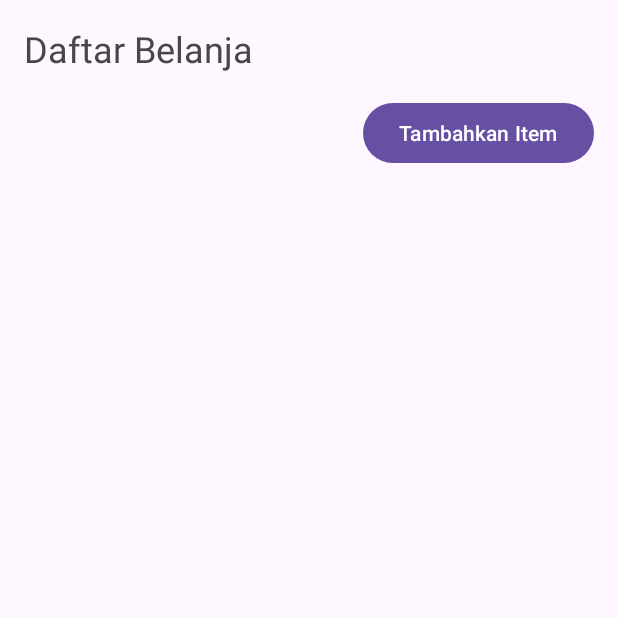
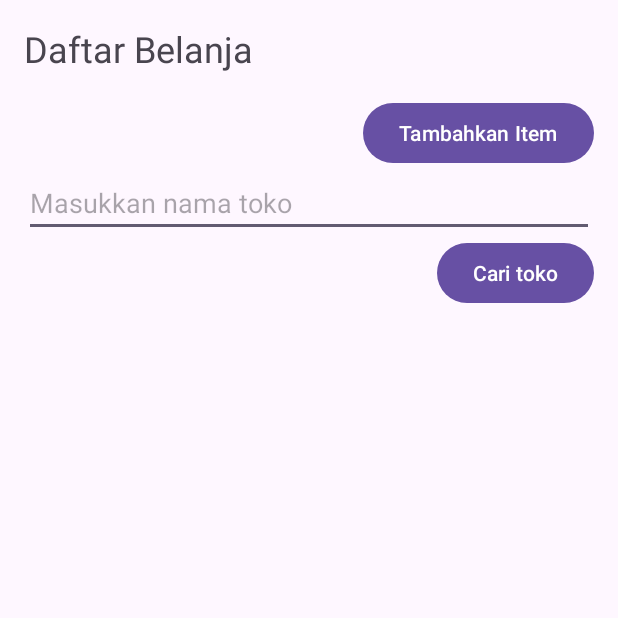
Before and after one commit to Zapip/mobile-development, an Android app: the screen it shows after launch (MainActivity), on a phone screen of 412 x 824 dp, the top half of it. Run offline under Robolectric (Android 15) with nearby library versions, the light colour scheme and no system bars.

Commit message:
feat(add): pertemuan 9

```diff
--- a/ShoppingListApp/app/src/main/java/com/example/shoppinglistapp/MainActivity.java
+++ b/ShoppingListApp/app/src/main/java/com/example/shoppinglistapp/MainActivity.java
@@ -1,10 +1,12 @@
 package com.example.shoppinglistapp;
 
 import android.content.Intent;
+import android.net.Uri;
 import android.os.Bundle;
 import android.view.View;
 import android.widget.ArrayAdapter;
 import android.widget.Button;
+import android.widget.EditText;
 import android.widget.ListView;
 
 import androidx.annotation.Nullable;
@@ -18,6 +20,8 @@ public class MainActivity extends AppCompatActivity {
     private ArrayAdapter<String> itemsAdapter;
     private ListView listViewItems;
     private Button buttonAddItem;
+    private EditText storeNameEditText;
+    private Button buttonFindStore;
 
     @Override
     protected void onCreate(Bundle savedInstanceState) {
@@ -26,16 +30,35 @@ public class MainActivity extends AppCompatActivity {
 
         listViewItems = findViewById(R.id.listViewItems);
         buttonAddItem = findViewById(R.id.buttonAddItem);
+        storeNameEditText = findViewById(R.id.storeNameEditText);
+        buttonFindStore = findViewById(R.id.findStoreButton);
 
         shoppingItems = new ArrayList<>();
         itemsAdapter = new ArrayAdapter<>(this, android.R.layout.simple_list_item_1, shoppingItems);
         listViewItems.setAdapter(itemsAdapter);
 
+        // Handle add item button
         buttonAddItem.setOnClickListener(new View.OnClickListener() {
             @Override
             public void onClick(View v) {
                 Intent intent = new Intent(MainActivity.this, SecondActivity.class);
                 startActivityForResult(intent, 1);
+            }
+        });
+
+        buttonFindStore.setOnClickListener(new View.OnClickListener() {
+            @Override
+            public void onClick(View v) {
+                String storeName = storeNameEditText.getText().toString();
+                if (!storeName.isEmpty()) {
+                    Uri gmmIntentUri = Uri.parse("geo:0,0?q=" + Uri.encode(storeName));
+                    Intent mapIntent = new Intent(Intent.ACTION_VIEW, gmmIntentUri);
+                    mapIntent.setPackage("com.google.android.apps.maps");
+
+                    if (mapIntent.resolveActivity(getPackageManager()) != null) {
+                        startActivity(mapIntent);
+                    }
+                }
             }
         });
     }
--- a/ShoppingListApp/app/src/main/res/layout/activity_main.xml
+++ b/ShoppingListApp/app/src/main/res/layout/activity_main.xml
@@ -26,5 +26,19 @@
         android:text="@string/button_activity1"
         android:layout_gravity="end|bottom"/>
 
+    <EditText
+        android:id="@+id/storeNameEditText"
+        android:layout_width="match_parent"
+        android:layout_height="wrap_content"
+        android:hint="@string/masukkan_nama_toko"
+        android:inputType="text"
+        android:focusableInTouchMode="true"/>
+    <Button
+        android:id="@+id/findStoreButton"
+        android:layout_width="wrap_content"
+        android:layout_height="wrap_content"
+        android:text="@string/cari_toko"
+        android:layout_gravity="end|bottom"/>
+
 
 </LinearLayout>
--- a/ShoppingListApp/app/src/main/res/values/strings.xml
+++ b/ShoppingListApp/app/src/main/res/values/strings.xml
@@ -7,4 +7,6 @@
     <string name="button_activity2">Tambahkan item baru</string>
     <string name="Heading_activity1">Daftar Belanja</string>
     <string name="button_activity1">Tambahkan Item</string>
+    <string name="masukkan_nama_toko">Masukkan nama toko</string>
+    <string name="cari_toko">Cari toko</string>
 </resources>
```
